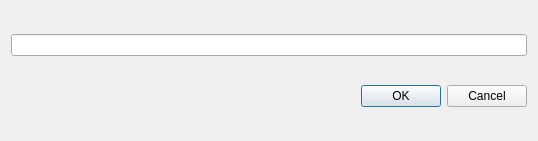
Before: the Qt Designer form Viewer/src/CustomCommandDialog.ui in ecmwf/ecflow, drawn with Qt 5.
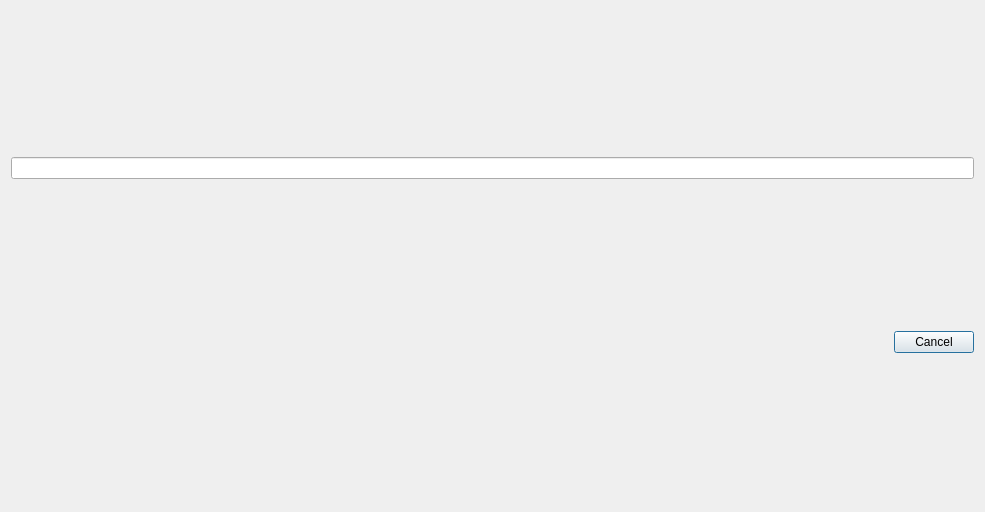
After: the same form once the commit is applied. Custom widgets are drawn as their Qt base class.

Commit message: ecFlowUI: new custom command dialogue [ECFLOW-127]

What changed in the file:
```diff
--- a/Viewer/src/CustomCommandDialog.ui
+++ b/Viewer/src/CustomCommandDialog.ui
@@ -6,8 +6,8 @@
    <rect>
     <x>0</x>
     <y>0</y>
-    <width>538</width>
-    <height>141</height>
+    <width>985</width>
+    <height>512</height>
    </rect>
   </property>
   <property name="minimumSize">
@@ -29,7 +29,7 @@
       <enum>Qt::Horizontal</enum>
      </property>
      <property name="standardButtons">
-      <set>QDialogButtonBox::Cancel|QDialogButtonBox::Ok</set>
+      <set>QDialogButtonBox::Cancel</set>
      </property>
     </widget>
    </item>
```
Left out of the diff: 2 changed lines with no effect on the pictures. The commit also changes 8 other files.
